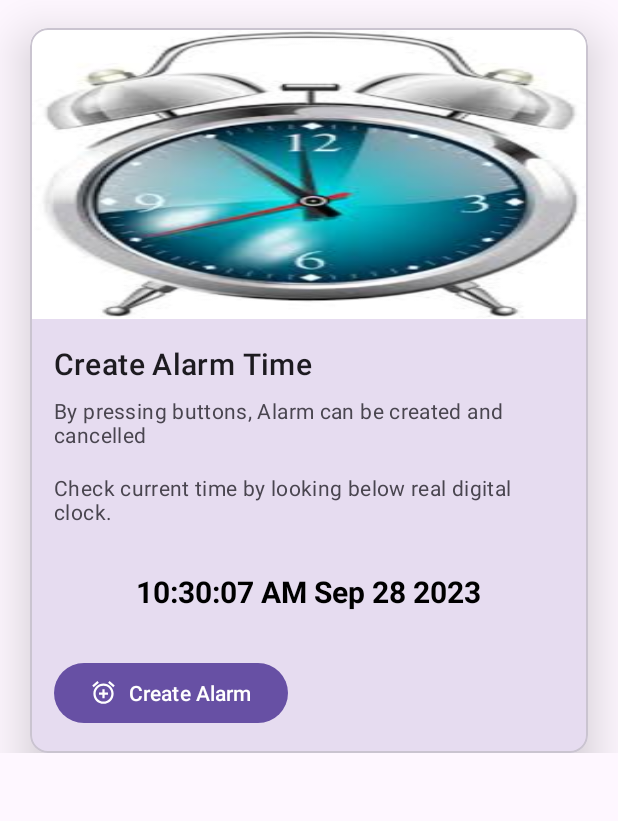
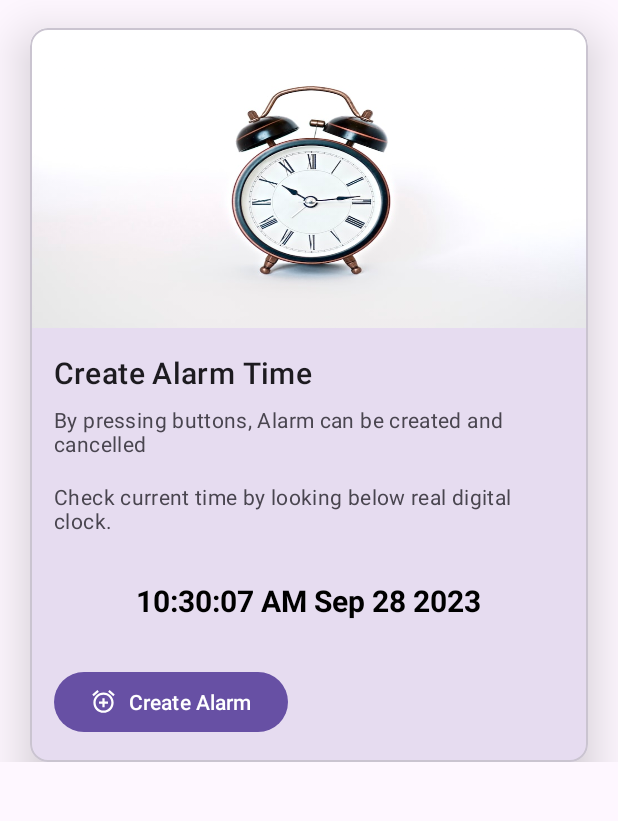
Before and after one commit to vedant15708/MAD_practical8_21012011059, an Android app: the screen it shows after launch (MainActivity), on a phone screen of 412 x 824 dp, the part 76-897 px from its top. Run offline under Robolectric (Android 15) with nearby library versions, the phone set to English and light mode, and no system bars.

Commit message:
practical 8

```diff
--- a/app/src/main/AndroidManifest.xml
+++ b/app/src/main/AndroidManifest.xml
@@ -18,7 +18,6 @@
             android:name=".AlarmService"
             android:enabled="true"
             android:exported="true"></service>
-
         <receiver
             android:name=".AlarmBroadcastReceiver"
             android:enabled="true"
--- a/app/src/main/java/com/vedantpansuriya/mad_practical8_21012011059/AlarmBroadcastReceiver.kt
+++ b/app/src/main/java/com/vedantpansuriya/mad_practical8_21012011059/AlarmBroadcastReceiver.kt
@@ -19,7 +19,6 @@ class AlarmBroadcastReceiver : BroadcastReceiver() {
             if (data != null) {
 
                 val intentservice = Intent(context, AlarmService::class.java)
-
                 if (data == ALARMSTART) {
                     context.startService(intentservice)
                 }
--- a/app/src/main/java/com/vedantpansuriya/mad_practical8_21012011059/AlarmService.kt
+++ b/app/src/main/java/com/vedantpansuriya/mad_practical8_21012011059/AlarmService.kt
@@ -13,7 +13,6 @@ class AlarmService : Service() {
     override fun onBind(intent: Intent): IBinder {
         TODO("Practical-8")
     }
-
     override fun onStartCommand(intent: Intent?, flags: Int, startId: Int): Int {
         if (intent != null) {
             player = MediaPlayer.create(this,R.raw.alarm)
--- a/app/src/main/java/com/vedantpansuriya/mad_practical8_21012011059/MainActivity.kt
+++ b/app/src/main/java/com/vedantpansuriya/mad_practical8_21012011059/MainActivity.kt
@@ -24,7 +24,6 @@ class MainActivity : AppCompatActivity() {
         val card : MaterialCardView = findViewById(R.id.card1)
 
         card.visibility = View.GONE
-
         addAlarm.setOnClickListener {
             TimePickerDialog(this, {tp, hour, minute -> setAlarmTime(hour, minute)},Calendar.getInstance().get(Calendar.HOUR),Calendar.getInstance().get(Calendar.MINUTE),false).show()
             //TimePickerDialog(this, { tp, hour, minute -> sendDialogDataToActivity(hour, minute) }, Calendar.HOUR, Calendar.MINUTE, false).show()
--- a/app/src/main/res/layout/activity_main.xml
+++ b/app/src/main/res/layout/activity_main.xml
@@ -5,7 +5,6 @@
     android:layout_width="match_parent"
     android:layout_height="match_parent"
     tools:context=".MainActivity">
-
     <androidx.core.widget.NestedScrollView
         android:layout_width="match_parent"
         android:layout_height="match_parent">
@@ -42,7 +41,7 @@
 
                     <ImageView
                         android:layout_width="match_parent"
-                        android:layout_height="194dp"
+                        android:layout_height="200dp"
                         android:scaleType="fitXY"
                         app:srcCompat="@drawable/alarm" />
 
```
Also changed, not shown: app/src/main/res/drawable/alarm.jpg.
